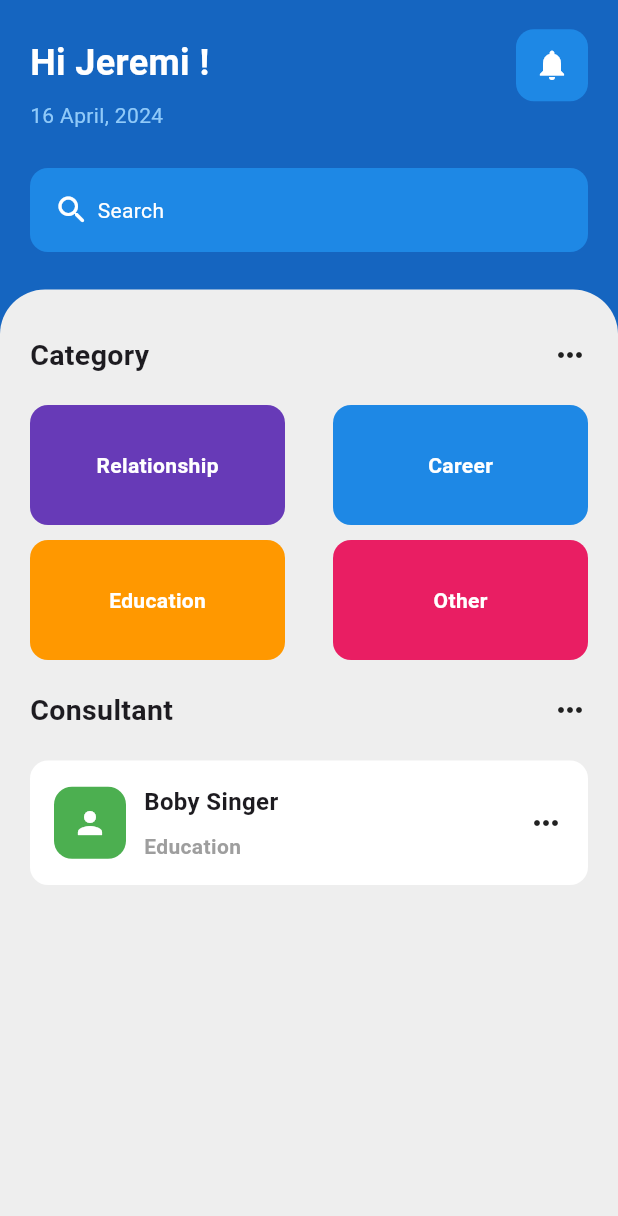
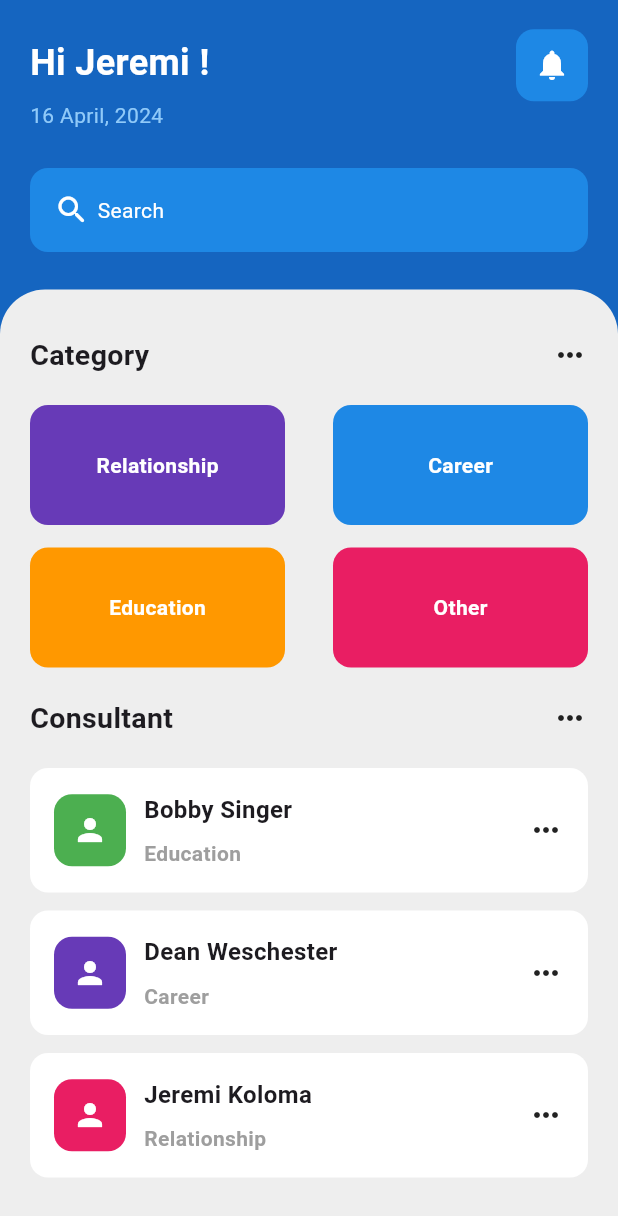
Before and after one commit to Jeremi-Koloma/mentalhealthapp, a Flutter app: the screen it shows after launch, on a phone screen of 412 x 824 dp. Shown: the top 1216 px of the screen. Run offline on Flutter 3.47's test engine with Material 3 defaults, Android fonts, the phone set to English and light mode, and no system bars.

Commit message:
Consultant card Okay

```diff
--- a/lib/pages/dashbord/dashbord_page.dart
+++ b/lib/pages/dashbord/dashbord_page.dart
@@ -3,6 +3,7 @@ import 'package:flutter/painting.dart';
 import 'package:flutter/rendering.dart';
 import 'package:flutter/widgets.dart';
 import 'package:mentalhealthapp/utils/category_dashb.dart';
+import 'package:mentalhealthapp/utils/constultant_card.dart';
 
 class DashbordPage extends StatelessWidget {
   const DashbordPage({super.key});
@@ -128,7 +129,7 @@ class DashbordPage extends StatelessWidget {
                           ),
                         ],
                       ),
-                      const SizedBox(height: 10.0),
+                      const SizedBox(height: 15.0),
                       const Row(
                         mainAxisAlignment: MainAxisAlignment.spaceBetween,
                         children: [
@@ -160,57 +161,25 @@ class DashbordPage extends StatelessWidget {
                       ),
                       const SizedBox(height: 20.0),
                       // LISTVIEW OF CONSULTATIONS
-                      Padding(
-                        padding: const EdgeInsets.only(bottom: 12.0),
-                        child: Container(
-                          padding: const EdgeInsets.all(16.0),
-                          decoration: BoxDecoration(
-                            color: Colors.white,
-                            borderRadius: BorderRadius.circular(12.0),
-                          ),
-                          child: Row(
-                            mainAxisAlignment: MainAxisAlignment.spaceBetween,
-                            children: [
-                              Row(
-                                children: [
-                                  Container(
-                                    padding: const EdgeInsets.all(12.0),
-                                    decoration: BoxDecoration(
-                                      color: Colors.green,
-                                      borderRadius: BorderRadius.circular(12.0),
-                                    ),
-                                    child: const Icon(
-                                      Icons.person,
-                                      color: Colors.white,
-                                    ),
-                                  ),
-                                  const SizedBox(width: 12.0),
-                                  const Column(
-                                    crossAxisAlignment:
-                                        CrossAxisAlignment.start,
-                                    children: [
-                                      Text(
-                                        'Boby Singer',
-                                        style: TextStyle(
-                                          fontSize: 16.0,
-                                          fontWeight: FontWeight.bold,
-                                        ),
-                                      ),
-                                      SizedBox(height: 8.0),
-                                      Text(
-                                        'Education',
-                                        style: TextStyle(
-                                            fontSize: 14.0,
-                                            fontWeight: FontWeight.bold,
-                                            color: Colors.grey),
-                                      )
-                                    ],
-                                  ),
-                                ],
-                              ),
-                              const Icon(Icons.more_horiz),
-                            ],
-                          ),
+                      Expanded(
+                        child: ListView(
+                          children: const [
+                            ConstultantCard(
+                              consultantUsername: 'Bobby Singer',
+                              consultantCategory: 'Education',
+                              color: Colors.green,
+                            ),
+                            ConstultantCard(
+                              consultantUsername: 'Dean Weschester',
+                              consultantCategory: 'Career',
+                              color: Colors.deepPurple,
+                            ),
+                            ConstultantCard(
+                              consultantUsername: 'Jeremi Koloma',
+                              consultantCategory: 'Relationship',
+                              color: Colors.pink,
+                            ),
+                          ],
                         ),
                       ),
                     ],
--- /dev/null
+++ b/lib/utils/constultant_card.dart
@@ -0,0 +1,69 @@
+import 'package:flutter/material.dart';
+
+class ConstultantCard extends StatelessWidget {
+  // variable pour la card consultant
+  final String consultantUsername;
+  final String consultantCategory;
+  final color;
+  const ConstultantCard(
+      {super.key,
+      required this.consultantUsername,
+      required this.consultantCategory,
+      required this.color});
+
+  @override
+  Widget build(BuildContext context) {
+    return Padding(
+      padding: const EdgeInsets.only(bottom: 12.0),
+      child: Container(
+        padding: const EdgeInsets.all(16.0),
+        decoration: BoxDecoration(
+          color: Colors.white,
+          borderRadius: BorderRadius.circular(12.0),
+        ),
+        child: Row(
+          mainAxisAlignment: MainAxisAlignment.spaceBetween,
+          children: [
+            Row(
+              children: [
+                Container(
+                  padding: const EdgeInsets.all(12.0),
+                  decoration: BoxDecoration(
+                    color: color,
+                    borderRadius: BorderRadius.circular(12.0),
+                  ),
+                  child: const Icon(
+                    Icons.person,
+                    color: Colors.white,
+                  ),
+                ),
+                const SizedBox(width: 12.0),
+                Column(
+                  crossAxisAlignment: CrossAxisAlignment.start,
+                  children: [
+                    Text(
+                      consultantUsername,
+                      style: const TextStyle(
+                        fontSize: 16.0,
+                        fontWeight: FontWeight.bold,
+                      ),
+                    ),
+                    const SizedBox(height: 8.0),
+                    Text(
+                      consultantCategory,
+                      style: const TextStyle(
+                          fontSize: 14.0,
+                          fontWeight: FontWeight.bold,
+                          color: Colors.grey),
+                    )
+                  ],
+                ),
+              ],
+            ),
+            const Icon(Icons.more_horiz),
+          ],
+        ),
+      ),
+    );
+  }
+}
```
